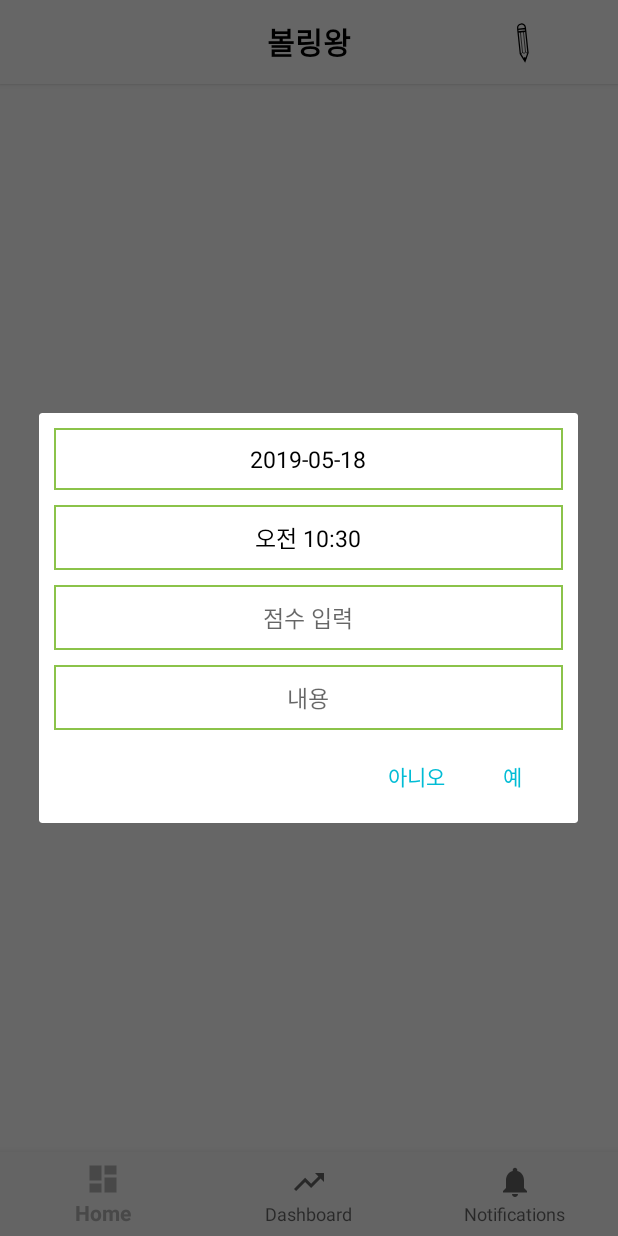
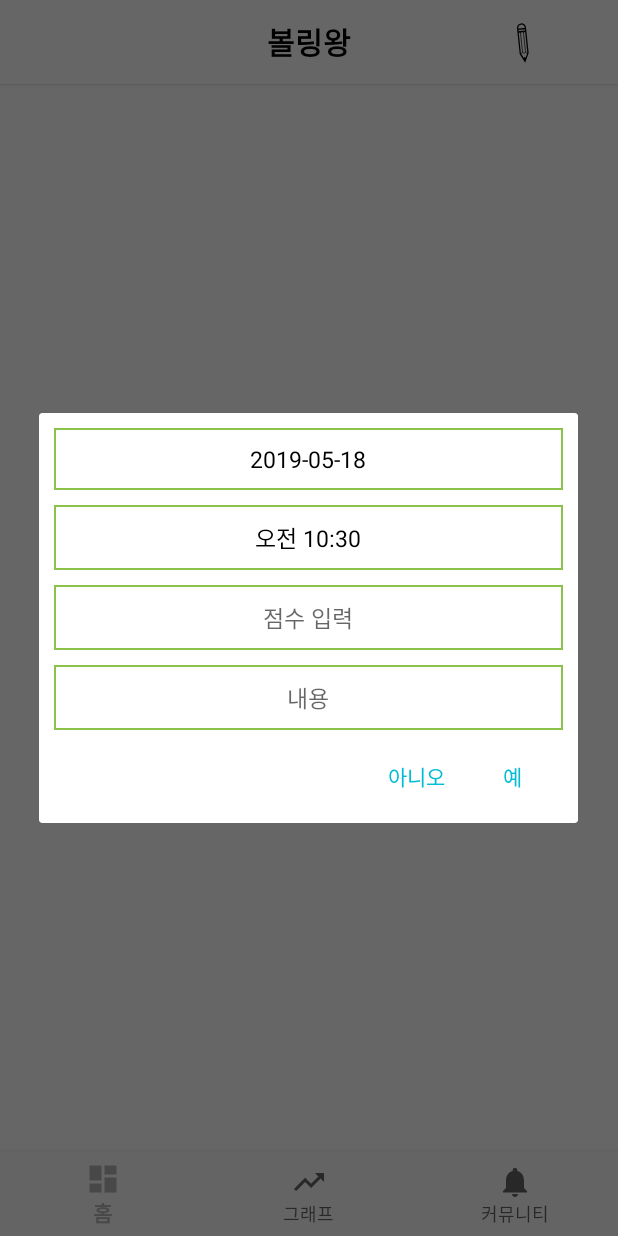
Before and after one commit to dongkyukim2/bowling, an Android app: the screen it shows after launch (MainActivity), after a tap on an icon or button, on a phone screen of 412 x 824 dp. Run offline under Robolectric (Android 15) with nearby library versions, the phone set to English and light mode, and no system bars; our stand-ins replace CircleImageView, RxJava, data binding; libraries missing offline, so code that uses them is left out: com.facebook.common, com.facebook.drawee, com.facebook.imagepipeline; network calls fail; pictures from the network do not load; 2 statements that could not run were skipped.

Commit message:
- 소소한 수정

```diff
--- a/Bowling/app/build.gradle
+++ b/Bowling/app/build.gradle
@@ -73,7 +73,6 @@ dependencies {
     implementation 'com.linecorp:apng:1.1.0'
 
     implementation 'com.airbnb.android:lottie:3.0.2'
-//    implementation group: 'com.airbnb.android', name: 'lottie', version: '3.0.2'
 
     implementation 'com.github.PierfrancescoSoffritti:AndroidYouTubePlayer:10.0.3'
 
--- a/Bowling/app/src/main/java/com/dk/project/bowling/ui/adapter/RecentScoresAdapter.java
+++ b/Bowling/app/src/main/java/com/dk/project/bowling/ui/adapter/RecentScoresAdapter.java
@@ -55,6 +55,10 @@ public class RecentScoresAdapter extends BaseRecyclerViewAdapter<BindViewHolder>
   @Override
   public int getItemCount() {
     return recentScoresList.size();
+  }
+
+  public ScoreModel getItem(int position){
+    return recentScoresList.get(position);
   }
 
 
--- a/Bowling/app/src/main/java/com/dk/project/bowling/ui/viewHolder/MainInfoGraphViewHolder.java
+++ b/Bowling/app/src/main/java/com/dk/project/bowling/ui/viewHolder/MainInfoGraphViewHolder.java
@@ -14,7 +14,7 @@ public class MainInfoGraphViewHolder extends BindViewHolder<ViewHolderMainInfoGr
 
   @Override
   public void onBindView(ScoreModel item, int position) {
-    binding.scoreGraph.setBottomText("월평균");
+    binding.scoreGraph.setBottomText("이번달 평균");
     binding.scoreGraph.setMax(300);
     if (item == null) {
       binding.scoreGraph.setProgress(0);
--- a/Bowling/app/src/main/java/com/dk/project/bowling/ui/widget/ArcProgress.java
+++ b/Bowling/app/src/main/java/com/dk/project/bowling/ui/widget/ArcProgress.java
@@ -90,7 +90,7 @@ public class ArcProgress extends View {
 
     default_suffix_padding = utils.dp2px(getResources(), 4);
     default_suffix_text = "";
-    default_bottom_text_size = utils.sp2px(getResources(), 18);
+    default_bottom_text_size = utils.sp2px(getResources(), 14);
     default_stroke_width = utils.dp2px(getResources(), 4);
 
     TypedArray attributes = context.getTheme().obtainStyledAttributes(attrs, R.styleable.ArcProgress, defStyleAttr, 0);
--- a/Bowling/app/src/main/res/layout/activity_score_list.xml
+++ b/Bowling/app/src/main/res/layout/activity_score_list.xml
@@ -20,6 +20,5 @@
                 android:layout_height="match_parent"
                 android:name="com.dk.project.bowling.ui.fragment.ScoreListFragment"/>
 
-
     </androidx.appcompat.widget.LinearLayoutCompat>
 </layout>
--- a/Bowling/app/src/main/res/values/strings.xml
+++ b/Bowling/app/src/main/res/values/strings.xml
@@ -1,10 +1,6 @@
 <resources>
     <string name="app_name">볼링왕</string>
-    <string name="title_home">Home</string>
-    <string name="title_dashboard">Dashboard</string>
-    <string name="title_notifications">Notifications</string>
-
-    <!-- TODO: Remove or change this placeholder text -->
-    <string name="hello_blank_fragment">Hello blank fragment</string>
-
+    <string name="title_home">홈</string>
+    <string name="title_dashboard">그래프</string>
+    <string name="title_notifications">커뮤니티</string>
 </resources>
```
Also changed, not shown: Bowling/app/src/main/java/com/dk/project/bowling/ui/fragment/MainInfoFragment.java (+25 -1 lines), Bowling/app/src/main/java/com/dk/project/bowling/viewModel/MainInfoViewModel.java (+7 -0 lines), Bowling/postLibrary/src/main/res/layout/activity_reply_more.xml (+8 -3 lines).
